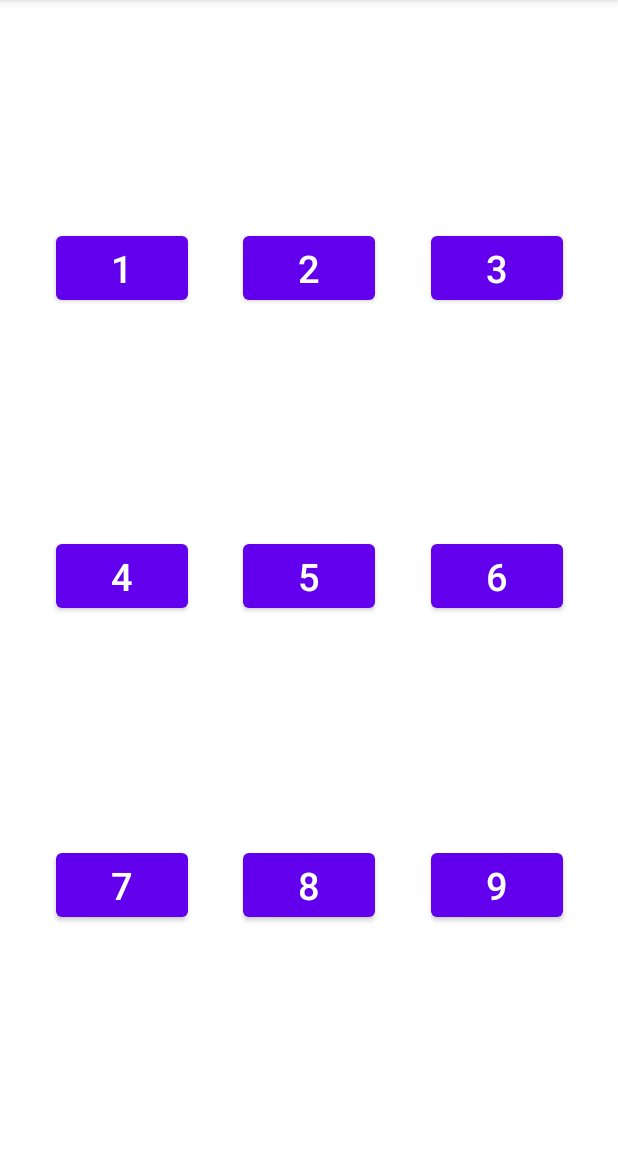
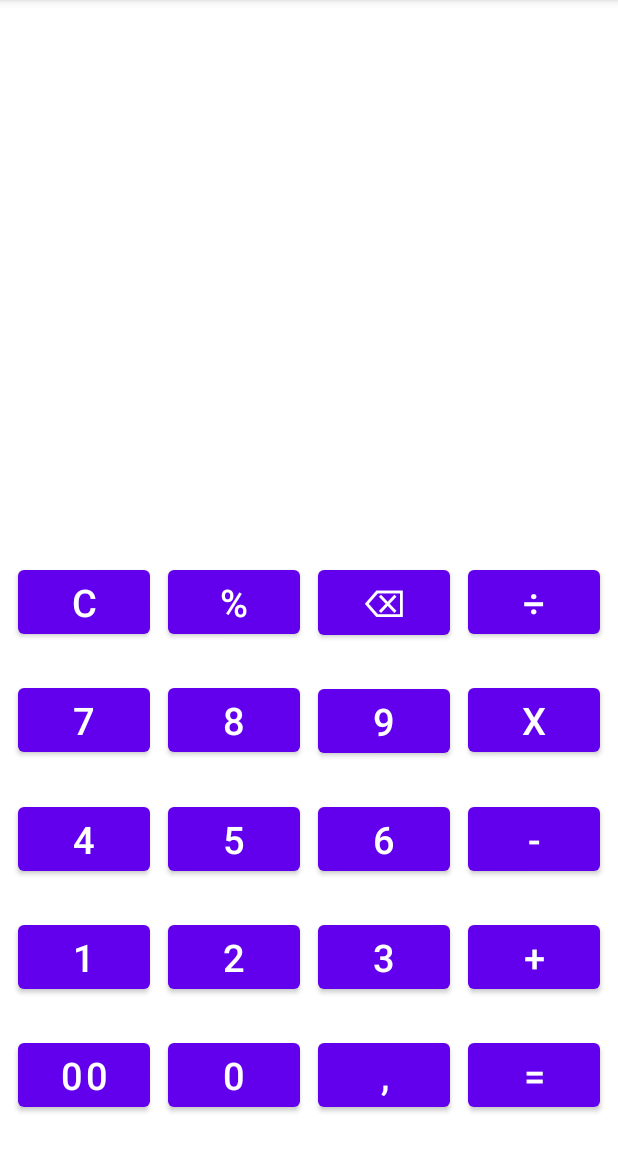
Before and after one commit to stGroshev/lesson2, an Android app: the screen it shows after launch (MainActivity), on a phone screen of 412 x 824 dp, the part 84-1236 px from its top. Run offline under Robolectric (Android 15) with nearby library versions, the phone set to English and light mode, and no system bars.

Commit message:
Урок 2. п.2 ДЗ. Сверстал главный экран калькулятора.

```diff
--- a/app/src/main/res/layout/activity_main.xml
+++ b/app/src/main/res/layout/activity_main.xml
@@ -7,94 +7,215 @@
     tools:context=".MainActivity">
 
     <Button
+        android:id="@+id/buttonCleanOf"
+        android:layout_width="wrap_content"
+        android:layout_height="wrap_content"
+        android:text="@string/cleanOff"
+        android:textSize="@dimen/buttonTextSize"
+        app:layout_constraintBottom_toTopOf="@+id/button7"
+        app:layout_constraintEnd_toStartOf="@+id/buttonPercent"
+        app:layout_constraintStart_toStartOf="parent"
+        app:layout_constraintTop_toTopOf="parent"
+        android:layout_marginTop="350dp"/>
+    <Button
+        android:id="@+id/buttonPercent"
+        android:layout_width="wrap_content"
+        android:layout_height="wrap_content"
+        android:text="@string/percent"
+        android:textSize="@dimen/buttonTextSize"
+        app:layout_constraintBottom_toTopOf="@+id/button8"
+        app:layout_constraintEnd_toStartOf="@+id/buttonDelete"
+        app:layout_constraintStart_toEndOf="@+id/buttonCleanOf"
+        app:layout_constraintTop_toTopOf="parent"
+        android:layout_marginTop="350dp"/>
+
+    <Button
+        android:id="@+id/buttonDelete"
+        android:layout_width="wrap_content"
+        android:layout_height="wrap_content"
+        android:layout_marginTop="350dp"
+        android:text="@string/delete"
+        android:textSize="@dimen/buttonTextSize"
+        app:layout_constraintBottom_toTopOf="@+id/button9"
+        app:layout_constraintEnd_toStartOf="@id/buttonDivision"
+        app:layout_constraintStart_toEndOf="@+id/buttonPercent"
+        app:layout_constraintTop_toTopOf="parent" />
+
+    <Button
+        android:id="@+id/buttonDivision"
+        android:layout_width="wrap_content"
+        android:layout_height="wrap_content"
+        android:text="@string/division"
+        android:textSize="@dimen/buttonTextSize"
+        app:layout_constraintEnd_toEndOf="parent"
+        app:layout_constraintStart_toEndOf="@id/buttonDelete"
+        app:layout_constraintTop_toTopOf="parent"
+        app:layout_constraintBottom_toTopOf="@id/buttonMultiplication"
+        android:layout_marginTop="350dp"/>
+
+    <Button
         android:id="@+id/button1"
         android:layout_width="wrap_content"
         android:layout_height="wrap_content"
         android:text="@string/_1"
         android:textSize="@dimen/buttonTextSize"
-        app:layout_constraintBottom_toTopOf="@+id/button4"
+        app:layout_constraintBottom_toTopOf="@id/button00"
         app:layout_constraintEnd_toStartOf="@+id/button2"
         app:layout_constraintStart_toStartOf="parent"
-        app:layout_constraintTop_toTopOf="parent" />
+        app:layout_constraintTop_toBottomOf="@+id/button4"/>
     <Button
         android:id="@+id/button2"
         android:layout_width="wrap_content"
         android:layout_height="wrap_content"
         android:text="@string/_2"
         android:textSize="@dimen/buttonTextSize"
-        app:layout_constraintBottom_toTopOf="@+id/button5"
+        app:layout_constraintBottom_toTopOf="@id/button0"
         app:layout_constraintEnd_toStartOf="@+id/button3"
         app:layout_constraintStart_toEndOf="@+id/button1"
-        app:layout_constraintTop_toTopOf="parent"  />
+        app:layout_constraintTop_toBottomOf="@+id/button5"
+         />
     <Button
         android:id="@+id/button3"
         android:layout_width="wrap_content"
         android:layout_height="wrap_content"
         android:text="@string/_3"
         android:textSize="@dimen/buttonTextSize"
-        app:layout_constraintBottom_toTopOf="@+id/button6"
+        app:layout_constraintBottom_toTopOf="@id/buttonComma"
+        app:layout_constraintEnd_toStartOf="@id/buttonAddition"
+        app:layout_constraintStart_toEndOf="@+id/button2"
+        app:layout_constraintTop_toBottomOf="@+id/button6" />
+
+    <Button
+        android:id="@+id/buttonMultiplication"
+        android:layout_width="wrap_content"
+        android:layout_height="wrap_content"
+        android:text="@string/multiplication"
+        android:textSize="@dimen/buttonTextSize"
         app:layout_constraintEnd_toEndOf="parent"
-        app:layout_constraintStart_toEndOf="@+id/button2"
-        app:layout_constraintTop_toTopOf="parent"  />
+        app:layout_constraintStart_toEndOf="@id/button9"
+        app:layout_constraintTop_toBottomOf="@id/buttonDivision"
+        app:layout_constraintBottom_toTopOf="@id/buttonSubtraction"/>
+    <Button
+        android:id="@+id/buttonSubtraction"
+        android:layout_width="wrap_content"
+        android:layout_height="wrap_content"
+        android:text="@string/subtraction"
+        android:textSize="@dimen/buttonTextSize"
+        app:layout_constraintEnd_toEndOf="parent"
+        app:layout_constraintStart_toEndOf="@id/button6"
+        app:layout_constraintTop_toBottomOf="@id/buttonMultiplication"
+        app:layout_constraintBottom_toTopOf="@id/buttonAddition"/>
+    <Button
+        android:id="@+id/buttonAddition"
+        android:layout_width="wrap_content"
+        android:layout_height="wrap_content"
+        android:text="@string/addition"
+        android:textSize="@dimen/buttonTextSize"
+        app:layout_constraintEnd_toEndOf="parent"
+        app:layout_constraintStart_toEndOf="@id/button3"
+        app:layout_constraintTop_toBottomOf="@id/buttonSubtraction"
+        app:layout_constraintBottom_toTopOf="@id/buttonEquals"/>
     <Button
         android:id="@+id/button4"
         android:layout_width="wrap_content"
         android:layout_height="wrap_content"
         android:text="@string/_4"
         android:textSize="@dimen/buttonTextSize"
-        app:layout_constraintBottom_toTopOf="@+id/button7"
+        app:layout_constraintBottom_toTopOf="@+id/button1"
         app:layout_constraintEnd_toStartOf="@+id/button5"
         app:layout_constraintStart_toStartOf="parent"
-        app:layout_constraintTop_toBottomOf="@+id/button1" />
+        app:layout_constraintTop_toBottomOf="@+id/button7" />
     <Button
         android:id="@+id/button5"
         android:layout_width="wrap_content"
         android:layout_height="wrap_content"
         android:text="@string/_5"
         android:textSize="@dimen/buttonTextSize"
-        app:layout_constraintBottom_toTopOf="@+id/button8"
+        app:layout_constraintBottom_toTopOf="@+id/button2"
         app:layout_constraintEnd_toStartOf="@+id/button6"
         app:layout_constraintStart_toEndOf="@+id/button4"
-        app:layout_constraintTop_toBottomOf="@+id/button2"  />
+        app:layout_constraintTop_toBottomOf="@+id/button8"  />
     <Button
         android:id="@+id/button6"
         android:layout_width="wrap_content"
         android:layout_height="wrap_content"
         android:text="@string/_6"
         android:textSize="@dimen/buttonTextSize"
-        app:layout_constraintBottom_toTopOf="@+id/button9"
-        app:layout_constraintEnd_toEndOf="parent"
+        app:layout_constraintBottom_toTopOf="@+id/button3"
+        app:layout_constraintEnd_toStartOf="@id/buttonSubtraction"
         app:layout_constraintStart_toEndOf="@+id/button5"
-        app:layout_constraintTop_toBottomOf="@id/button3"  />
+        app:layout_constraintTop_toBottomOf="@id/button9"  />
     <Button
         android:id="@+id/button7"
         android:layout_width="wrap_content"
         android:layout_height="wrap_content"
         android:text="@string/_7"
         android:textSize="@dimen/buttonTextSize"
-        app:layout_constraintBottom_toBottomOf="parent"
+        app:layout_constraintBottom_toTopOf="@+id/button4"
         app:layout_constraintEnd_toStartOf="@+id/button8"
         app:layout_constraintStart_toStartOf="parent"
-        app:layout_constraintTop_toBottomOf="@+id/button4" />
+        app:layout_constraintTop_toBottomOf="@id/buttonCleanOf"
+         />
     <Button
         android:id="@+id/button8"
         android:layout_width="wrap_content"
         android:layout_height="wrap_content"
         android:text="@string/_8"
         android:textSize="@dimen/buttonTextSize"
-        app:layout_constraintBottom_toBottomOf="parent"
+        app:layout_constraintBottom_toTopOf="@+id/button5"
         app:layout_constraintEnd_toStartOf="@+id/button9"
         app:layout_constraintStart_toEndOf="@+id/button7"
-        app:layout_constraintTop_toBottomOf="@+id/button5" />
+        app:layout_constraintTop_toBottomOf="@id/buttonPercent"
+        />
     <Button
         android:id="@+id/button9"
         android:layout_width="wrap_content"
         android:layout_height="wrap_content"
         android:text="@string/_9"
         android:textSize="@dimen/buttonTextSize"
+        app:layout_constraintBottom_toTopOf="@+id/button6"
+        app:layout_constraintEnd_toStartOf="@id/buttonMultiplication"
+        app:layout_constraintStart_toEndOf="@+id/button8"
+        app:layout_constraintTop_toBottomOf="@id/buttonDelete" />
+    <Button
+        android:id="@+id/button00"
+        android:layout_width="wrap_content"
+        android:layout_height="wrap_content"
+        android:text="@string/_00"
+        android:textSize="@dimen/buttonTextSize"
         app:layout_constraintBottom_toBottomOf="parent"
+        app:layout_constraintEnd_toStartOf="@+id/button0"
+        app:layout_constraintStart_toStartOf="parent"
+        app:layout_constraintTop_toBottomOf="@+id/button1" />
+    <Button
+        android:id="@+id/button0"
+        android:layout_width="wrap_content"
+        android:layout_height="wrap_content"
+        android:text="@string/_0"
+        android:textSize="@dimen/buttonTextSize"
+        app:layout_constraintBottom_toBottomOf="parent"
+        app:layout_constraintEnd_toStartOf="@+id/buttonComma"
+        app:layout_constraintStart_toEndOf="@+id/button00"
+        app:layout_constraintTop_toBottomOf="@+id/button2" />
+    <Button
+        android:id="@+id/buttonComma"
+        android:layout_width="wrap_content"
+        android:layout_height="wrap_content"
+        android:text="@string/Comma"
+        android:textSize="@dimen/buttonTextSize"
+        app:layout_constraintBottom_toBottomOf="parent"
+        app:layout_constraintEnd_toStartOf="@id/buttonEquals"
+        app:layout_constraintStart_toEndOf="@+id/button0"
+        app:layout_constraintTop_toBottomOf="@+id/button3" />
+
+    <Button
+        android:id="@+id/buttonEquals"
+        android:layout_width="wrap_content"
+        android:layout_height="wrap_content"
+        android:text="@string/equals"
+        android:textSize="@dimen/buttonTextSize"
         app:layout_constraintEnd_toEndOf="parent"
-        app:layout_constraintStart_toEndOf="@+id/button8"
-        app:layout_constraintTop_toBottomOf="@+id/button6" />
-
+        app:layout_constraintStart_toEndOf="@id/buttonComma"
+        app:layout_constraintTop_toBottomOf="@id/buttonAddition"
+        app:layout_constraintBottom_toBottomOf="parent"/>
 </androidx.constraintlayout.widget.ConstraintLayout>
--- a/app/src/main/res/values/strings.xml
+++ b/app/src/main/res/values/strings.xml
@@ -9,4 +9,15 @@
     <string name="_7">7</string>
     <string name="_8">8</string>
     <string name="_9">9</string>
+    <string name="multiplication">X</string>
+    <string name="subtraction">-</string>
+    <string name="addition">+</string>
+    <string name="_00">00</string>
+    <string name="_0">0</string>
+    <string name="Comma">,</string>
+    <string name="equals">=</string>
+    <string name="division">÷</string>
+    <string name="cleanOff">C</string>
+    <string name="percent">%</string>
+    <string name="delete">⌫</string>
 </resources>
```
